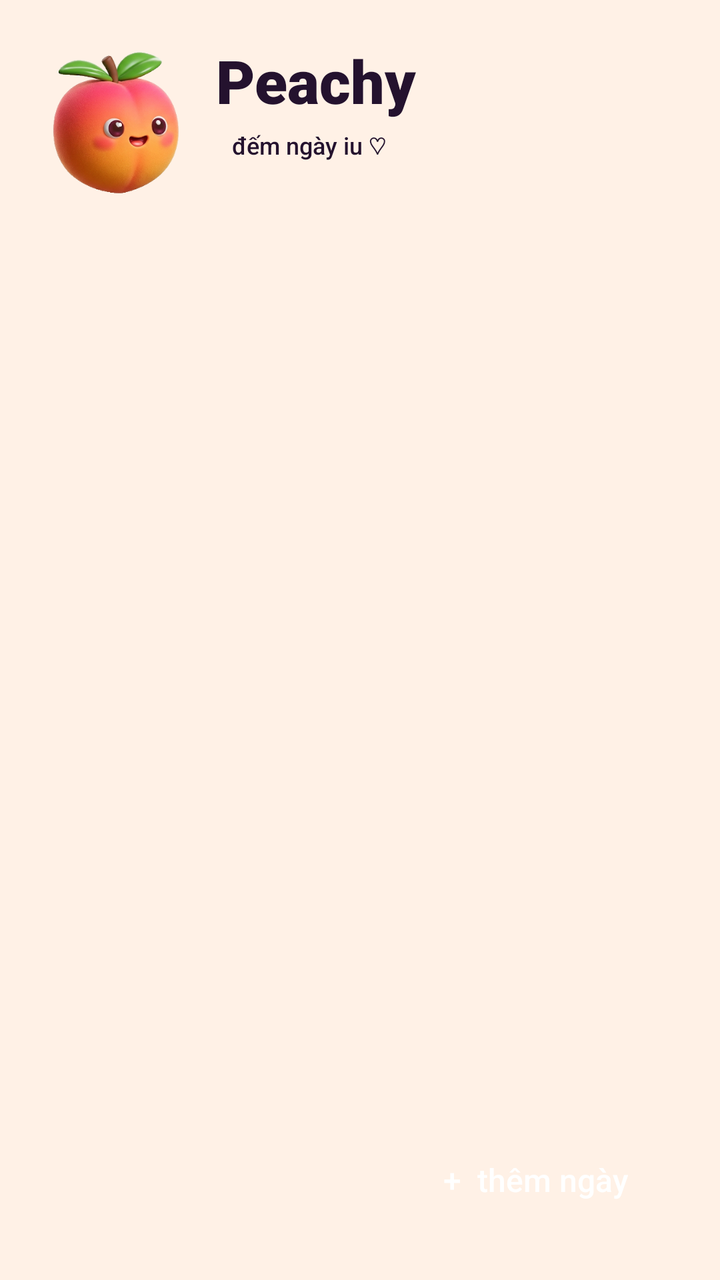
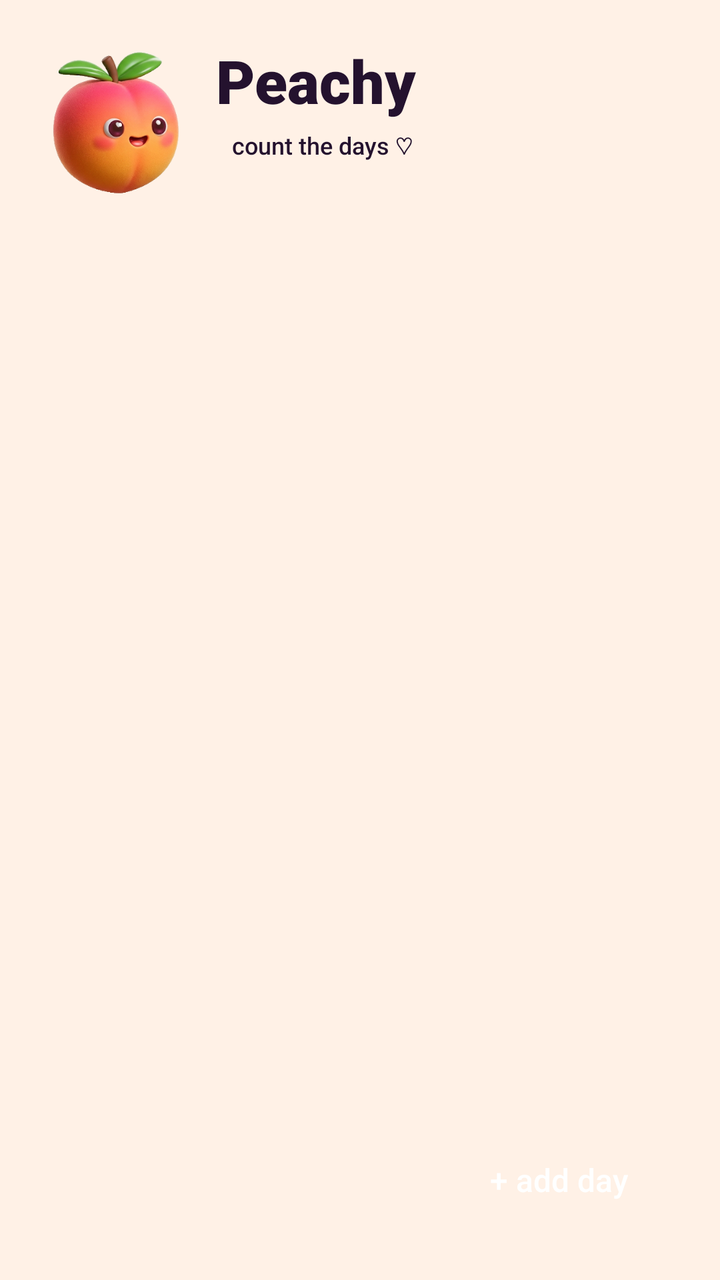

Screens rendered from an Android XML layout before and after an edit, with the pre-edit source and the edit as a unified diff.
<!-- AndroidManifest.xml: application theme AppTheme -->
<!-- res/layout/activity_main.xml -->
<?xml version="1.0" encoding="utf-8"?>
<FrameLayout xmlns:android="http://schemas.android.com/apk/res/android"
    android:layout_width="match_parent"
    android:layout_height="match_parent"
    android:background="@color/cream">

    <ScrollView
        android:layout_width="match_parent"
        android:layout_height="match_parent"
        android:clipToPadding="false"
        android:paddingBottom="110dp">

        <LinearLayout
            android:layout_width="match_parent"
            android:layout_height="wrap_content"
            android:orientation="vertical"
            android:padding="20dp">

            <LinearLayout
                android:layout_width="match_parent"
                android:layout_height="wrap_content"
                android:gravity="center_vertical"
                android:orientation="horizontal">

                <ImageView
                    android:id="@+id/header_mascot"
                    android:layout_width="76dp"
                    android:layout_height="76dp"
                    android:contentDescription="Linh vật"
                    android:src="@drawable/mascot_0" />

                <LinearLayout
                    android:layout_width="0dp"
                    android:layout_height="wrap_content"
                    android:layout_marginStart="12dp"
                    android:layout_weight="1"
                    android:orientation="vertical">

                    <TextView
                        android:layout_width="wrap_content"
                        android:layout_height="wrap_content"
                        android:fontFamily="sans-serif-black"
                        android:text="Peachy"
                        android:textColor="@color/ink"
                        android:textSize="30sp" />

                    <TextView
                        android:id="@+id/tagline"
                        android:layout_width="wrap_content"
                        android:layout_height="wrap_content"
                        android:layout_marginTop="2dp"
                        android:fontFamily="sans-serif-medium"
                        android:paddingStart="8dp"
                        android:paddingTop="2dp"
                        android:paddingEnd="8dp"
                        android:paddingBottom="2dp"
                        android:text="đếm ngày iu ♡"
                        android:textColor="@color/ink"
                        android:textSize="12sp" />

                    <TextView
                        android:id="@+id/today"
                        android:layout_width="wrap_content"
                        android:layout_height="wrap_content"
                        android:layout_marginTop="2dp"
                        android:textColor="@color/ink_soft"
                        android:textSize="13sp" />
                </LinearLayout>
            </LinearLayout>

            <TextView
                android:id="@+id/tip"
                android:layout_width="match_parent"
                android:layout_height="wrap_content"
                android:layout_marginTop="18dp"
                android:layout_marginBottom="18dp"
                android:lineSpacingMultiplier="1.25"
                android:padding="14dp"
                android:textColor="@color/ink"
                android:textSize="13sp" />

            <LinearLayout
                android:id="@+id/list"
                android:layout_width="match_parent"
                android:layout_height="wrap_content"
                android:clipChildren="false"
                android:orientation="vertical" />

            <LinearLayout
                android:id="@+id/empty"
                android:layout_width="match_parent"
                android:layout_height="wrap_content"
                android:gravity="center_horizontal"
                android:orientation="vertical"
                android:paddingTop="30dp"
                android:visibility="gone">

                <ImageView
                    android:id="@+id/empty_mascot"
                    android:layout_width="140dp"
                    android:layout_height="140dp"
                    android:contentDescription="@null"
                    android:src="@drawable/mascot_1" />

                <TextView
                    android:layout_width="wrap_content"
                    android:layout_height="wrap_content"
                    android:layout_marginTop="12dp"
                    android:gravity="center"
                    android:lineSpacingMultiplier="1.3"
                    android:text="Chưa có ngày nào hết trơn 🍑\nBấm “+ thêm ngày” để bắt đầu nha"
                    android:textColor="@color/ink_soft"
                    android:textSize="15sp" />
            </LinearLayout>
        </LinearLayout>
    </ScrollView>

    <TextView
        android:id="@+id/fab"
        android:layout_width="wrap_content"
        android:layout_height="56dp"
        android:layout_gravity="bottom|end"
        android:layout_margin="22dp"
        android:elevation="8dp"
        android:fontFamily="sans-serif-medium"
        android:gravity="center"
        android:paddingStart="24dp"
        android:paddingEnd="24dp"
        android:text="+  thêm ngày"
        android:textColor="#FFFFFF"
        android:textSize="16sp" />
</FrameLayout>
<!-- resources referenced by this layout -->
<resources>
  <color name="cream">#FFF1E6</color>
  <color name="ink">#24122E</color>
  <color name="ink_soft">#7B5E6E</color>
  <!-- drawable mascot_0: png bitmap (drawable-nodpi, 84204 bytes) -->
  <!-- drawable mascot_1: png bitmap (drawable-nodpi, 90110 bytes) -->
  <style name="AppTheme" parent="android:Theme.Material.Light.NoActionBar">
          <item name="android:windowBackground">@color/cream</item>
          <item name="android:statusBarColor">@color/cream</item>
          <item name="android:navigationBarColor">@color/cream</item>
          <item name="android:windowLightStatusBar">true</item>
          <item name="android:colorAccent">@color/accent</item>
          <item name="android:colorPrimary">@color/accent</item>
          <item name="android:textColorPrimary">@color/ink</item>
      </style>
  <color name="accent">#24122E</color>
</resources>

<!-- the commit's change to res/layout/activity_main.xml (unified diff, before → after) -->
@@ -26,7 +26,7 @@
                     android:id="@+id/header_mascot"
                     android:layout_width="76dp"
                     android:layout_height="76dp"
-                    android:contentDescription="Linh vật"
+                    android:contentDescription="@null"
                     android:src="@drawable/mascot_0" />
 
                 <LinearLayout
@@ -40,7 +40,7 @@
                         android:layout_width="wrap_content"
                         android:layout_height="wrap_content"
                         android:fontFamily="sans-serif-black"
-                        android:text="Peachy"
+                        android:text="@string/app_name"
                         android:textColor="@color/ink"
                         android:textSize="30sp" />
 
@@ -54,7 +54,7 @@
                         android:paddingTop="2dp"
                         android:paddingEnd="8dp"
                         android:paddingBottom="2dp"
-                        android:text="đếm ngày iu ♡"
+                        android:text="@string/tagline"
                         android:textColor="@color/ink"
                         android:textSize="12sp" />
 
@@ -108,7 +108,7 @@
                     android:layout_marginTop="12dp"
                     android:gravity="center"
                     android:lineSpacingMultiplier="1.3"
-                    android:text="Chưa có ngày nào hết trơn 🍑\nBấm “+ thêm ngày” để bắt đầu nha"
+                    android:text="@string/empty"
                     android:textColor="@color/ink_soft"
                     android:textSize="15sp" />
             </LinearLayout>
@@ -126,7 +126,7 @@
         android:gravity="center"
         android:paddingStart="24dp"
         android:paddingEnd="24dp"
-        android:text="+  thêm ngày"
+        android:text="@string/fab_add"
         android:textColor="#FFFFFF"
         android:textSize="16sp" />
 </FrameLayout>
<!-- resource entries referenced after the edit -->
@@ -5,6 +5,10 @@
   <color name="ink_soft">#7B5E6E</color>
   <!-- drawable mascot_0: png bitmap (drawable-nodpi, 84204 bytes) -->
   <!-- drawable mascot_1: png bitmap (drawable-nodpi, 90110 bytes) -->
+  <string name="app_name">Peachy</string>
+  <string name="empty">No days yet 🍑\nTap “+ add day” to start</string>
+  <string name="fab_add">+  add day</string>
+  <string name="tagline">count the days ♡</string>
   <style name="AppTheme" parent="android:Theme.Material.Light.NoActionBar">
           <item name="android:windowBackground">@color/cream</item>
           <item name="android:statusBarColor">@color/cream</item>
